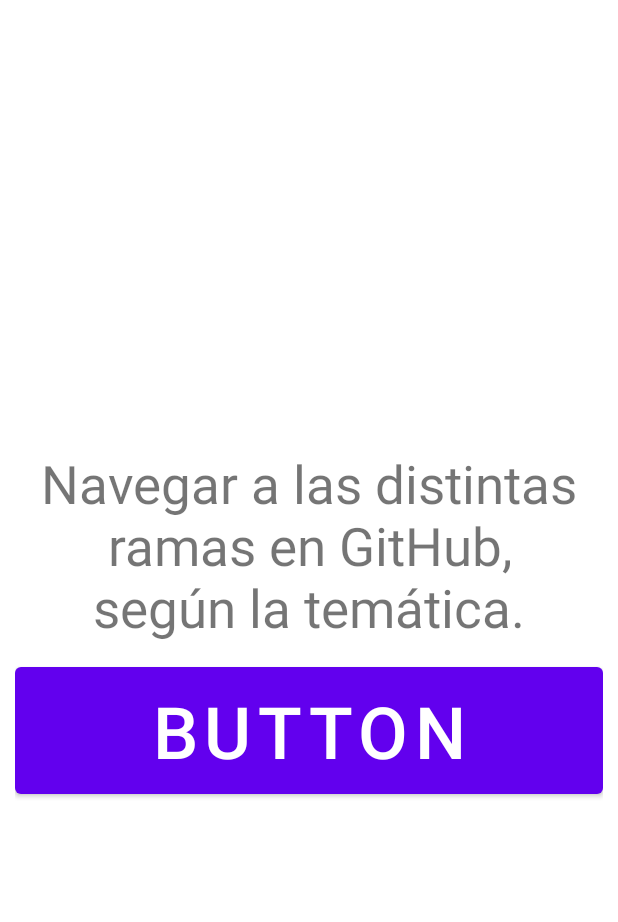
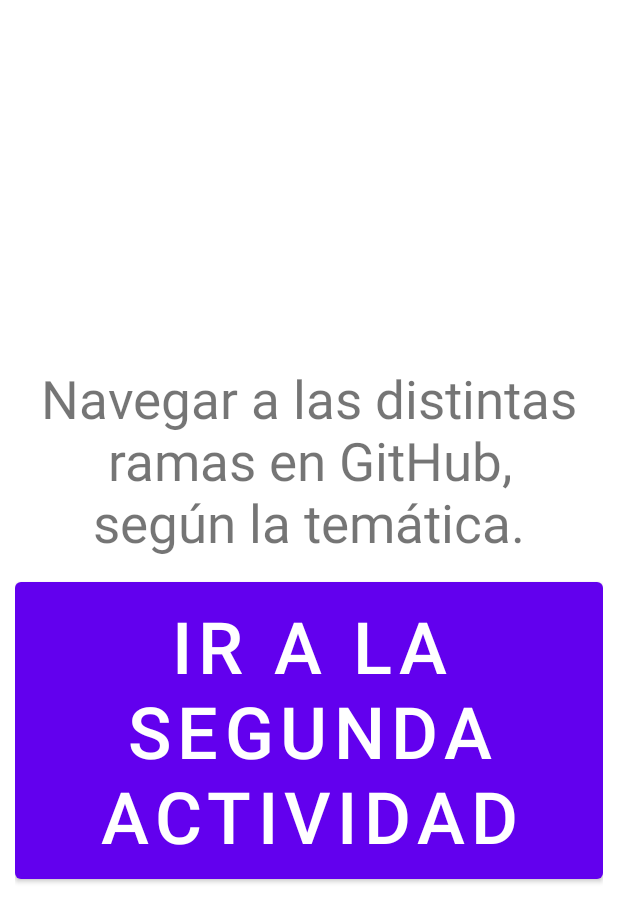
Before and after one commit to Noe-Chavez/CursoAndroidUdemy01, an Android app: the layout activity_main.xml on its own in the app's theme, with its tools: preview values and no code run, on a phone screen of 412 x 824 dp. Shown: the top 922 px of the screen. Run offline under Robolectric (Android 15) with nearby library versions, the phone set to English and light mode, and no system bars.

```diff
--- a/app/src/main/java/mx/com/disoftware/SegundoActivity.kt
+++ b/app/src/main/java/mx/com/disoftware/SegundoActivity.kt
@@ -1,5 +1,7 @@
 package mx.com.disoftware
 
+import android.app.Activity
+import android.content.Intent
 import androidx.appcompat.app.AppCompatActivity
 import android.os.Bundle
 import android.widget.Button
@@ -24,6 +26,9 @@ class SegundoActivity : AppCompatActivity() {
         textViewSegundoActivity.text = parametro
 
         buttonSegundaActivity.setOnClickListener {
+            val intent = Intent()
+            intent.putExtra("cadenaSegundaActivity", "Vengo de la activity $this")
+            setResult(Activity.RESULT_OK, intent)
             /**
              * Mata esta actividad al dar click, para que se elemine del Back stack (pila de activities)
              */
@@ -32,4 +37,5 @@ class SegundoActivity : AppCompatActivity() {
         }
 
     }
+
 }
--- a/app/src/main/res/layout/activity_main.xml
+++ b/app/src/main/res/layout/activity_main.xml
@@ -26,7 +26,7 @@
         android:layout_width="match_parent"
         android:layout_height="wrap_content"
         android:padding="10dp"
-        android:text="Button"
+        android:text="Ir a la segunda actividad"
         android:textSize="@android:dimen/app_icon_size"
         app:layout_constraintEnd_toEndOf="parent"
         app:layout_constraintStart_toStartOf="parent"
```
Also changed, not shown: app/src/main/java/mx/com/disoftware/MainActivity.kt (+19 -2 lines), 46 other files.
